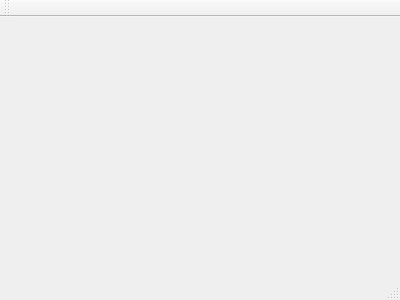
Kalebros/ExportImage, file mainwindow.ui: the form before one commit.
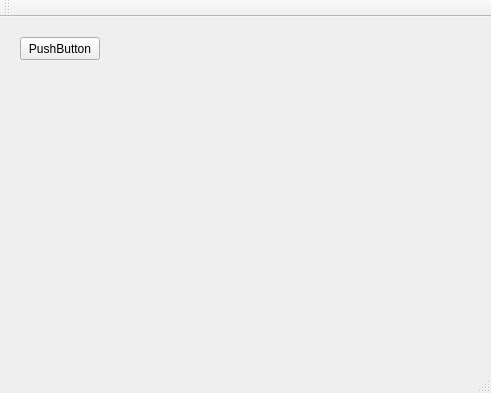
The form after the commit.

Commit message: Añadido push button a interface grafica. prueba

Patch:
```diff
--- a/mainwindow.ui
+++ b/mainwindow.ui
@@ -1,24 +1,53 @@
 <ui version="4.0">
  <class>MainWindow</class>
- <widget class="QMainWindow" name="MainWindow" >
-  <property name="geometry" >
+ <widget class="QMainWindow" name="MainWindow">
+  <property name="geometry">
    <rect>
     <x>0</x>
     <y>0</y>
-    <width>400</width>
-    <height>300</height>
+    <width>491</width>
+    <height>393</height>
    </rect>
   </property>
   <property name="windowTitle" >
    <string>MainWindow</string>
   </property>
-  <widget class="QMenuBar" name="menuBar" />
-  <widget class="QToolBar" name="mainToolBar" />
-  <widget class="QWidget" name="centralWidget" />
-  <widget class="QStatusBar" name="statusBar" />
+  <widget class="QWidget" name="centralWidget">
+   <widget class="QPushButton" name="pushButton">
+    <property name="geometry">
+     <rect>
+      <x>20</x>
+      <y>20</y>
+      <width>80</width>
+      <height>23</height>
+     </rect>
+    </property>
+    <property name="text">
+     <string>PushButton</string>
+    </property>
+   </widget>
+  </widget>
+  <widget class="QMenuBar" name="menuBar">
+   <property name="geometry">
+    <rect>
+     <x>0</x>
+     <y>0</y>
+     <width>491</width>
+     <height>20</height>
+    </rect>
+   </property>
+  </widget>
+  <widget class="QToolBar" name="mainToolBar">
+   <attribute name="toolBarArea">
+    <enum>TopToolBarArea</enum>
+   </attribute>
+   <attribute name="toolBarBreak">
+    <bool>false</bool>
+   </attribute>
+  </widget>
+  <widget class="QStatusBar" name="statusBar"/>
  </widget>
- <layoutDefault spacing="6" margin="11" />
- <pixmapfunction></pixmapfunction>
+ <layoutdefault spacing="6" margin="11"/>
  <resources/>
  <connections/>
 </ui>
```
Left out of the diff: 3 changed lines with no effect on the pictures. The commit also changes 1 other file.
